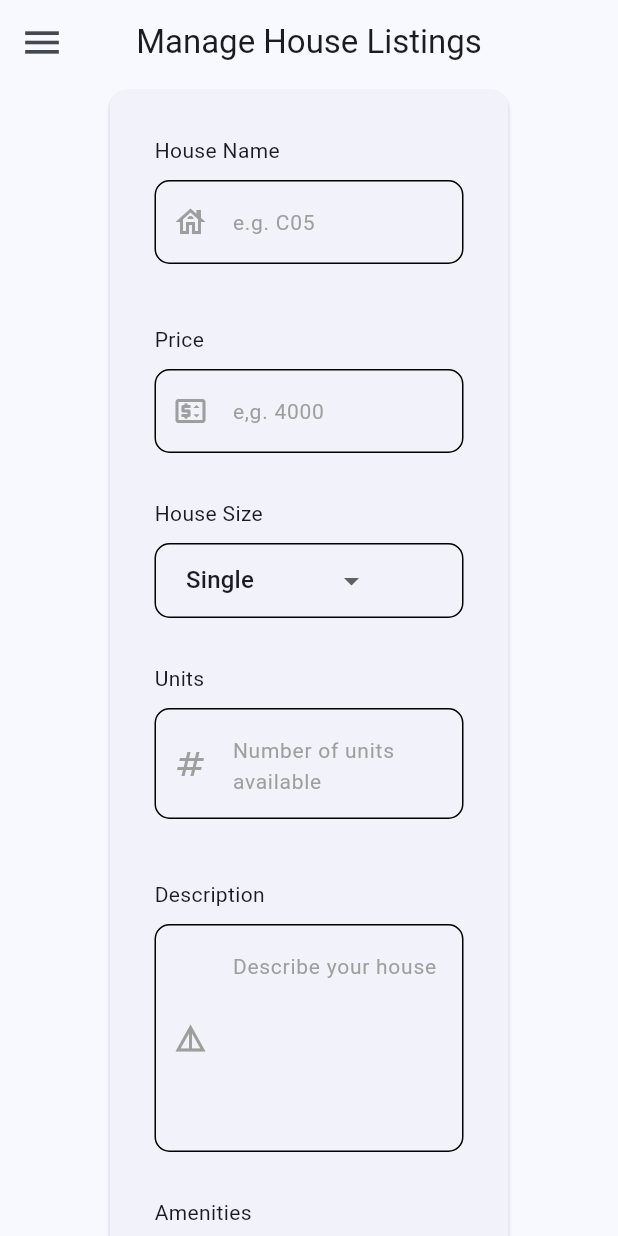
After one commit to Maxwell-016/Residential-Tracker-and-booking, a Flutter app: the AddHouse screen opened by its route, on a phone screen of 412 x 824 dp. The commit adds this screen. Run offline on Flutter 3.47's test engine with Material 3 defaults, Android fonts, the phone set to English and light mode, and no system bars; our stand-ins replace cloud_firestore, email_validator, firebase_auth, firebase_core, flutter_hooks, flutter_riverpod and 9 more; missing offline and left inert: dart:ffi; accounts and stored records are empty.

Commit message:
created add listing page

```diff
--- a/flutter_frontend/lib/View-Model/view_model.dart
+++ b/flutter_frontend/lib/View-Model/view_model.dart
@@ -7,6 +7,7 @@ import 'package:flutter_riverpod/flutter_riverpod.dart';
 
 
 final selectedNameProvider = StateProvider<String>((ref)=>'Student');
+final selectedHouseSize = StateProvider<String>((ref) => 'Single');
 
 
 final viewModel =
--- a/flutter_frontend/lib/View/Components/text_field.dart
+++ b/flutter_frontend/lib/View/Components/text_field.dart
@@ -10,6 +10,7 @@ class MyTextField extends StatefulWidget {
   final FormFieldValidator<String?> fieldValidator;
   final FocusNode focusNode;
   final double width;
+  final int? maxLines;
   const MyTextField(
       {super.key,
       required this.label,
@@ -19,6 +20,7 @@ class MyTextField extends StatefulWidget {
       required this.fieldValidator,
       required this.focusNode,
       required this.width,
+      this.maxLines,
       });
 
   @override
@@ -43,6 +45,7 @@ class _MyTextFieldState extends State<MyTextField> {
               focusNode: widget.focusNode,
               validator: widget.fieldValidator,
               controller: widget.controller,
+              maxLines: widget.maxLines,
               decoration: InputDecoration(
                 hintText: widget.placeHolder,
                 hintStyle: TextStyle(color: Colors.grey, fontSize: 14.0),
--- /dev/null
+++ b/flutter_frontend/lib/View/Screens/Landlord/add_house.dart
@@ -0,0 +1,182 @@
+import 'package:flutter/material.dart';
+import 'package:flutter_frontend/View-Model/utils/validator.dart';
+import 'package:flutter_frontend/View-Model/view_model.dart';
+import 'package:flutter_frontend/View/Components/side_nav.dart';
+import 'package:flutter_frontend/View/Components/text_field.dart';
+import 'package:flutter_hooks/flutter_hooks.dart';
+import 'package:hooks_riverpod/hooks_riverpod.dart';
+
+import '../../../View-Model/utils/app_colors.dart';
+
+class AddHouse extends HookConsumerWidget {
+  final double width;
+  const AddHouse({
+    super.key,
+    required this.width,
+  });
+
+  @override
+  Widget build(BuildContext context, WidgetRef ref) {
+    TextEditingController houseNameController = useTextEditingController();
+    FocusNode houseNameFocus = useFocusNode();
+    TextEditingController priceController = useTextEditingController();
+    FocusNode priceFocus = useFocusNode();
+    TextEditingController unitsController = useTextEditingController();
+    FocusNode unitsFocus = useFocusNode();
+    TextEditingController descController = useTextEditingController();
+    FocusNode descFocus = useFocusNode();
+    String selectedSize = ref.watch(selectedHouseSize);
+
+    final amenities = useState<Map<String, bool>>({
+      'Wi-Fi': false,
+      'Parking': false,
+      'Gym': false,
+      'Security': false,
+      'Water': false,
+      'Electricity': false,
+    });
+    bool isDark = Theme.of(context).brightness == Brightness.dark;
+    Color borderColor =
+    isDark ? AppColors.lightThemeBackground : AppColors.darkThemeBackground;
+    return SafeArea(
+      child: Scaffold(
+        appBar: AppBar(
+          iconTheme: IconThemeData(size: 30.0),
+          centerTitle: true,
+          title: Text("Manage House Listings"),
+          actions: [
+            // ThemeButton(changeThemeMode: changeTheme),
+            // ColorButton(changeColor: changeColor, colorSelected: colorSelected)
+          ],
+        ),
+        drawer: SideNav(),
+        body: SingleChildScrollView(
+          child: Center(
+              child: Card(
+            child: Padding(
+              padding: const EdgeInsets.all(20.0),
+              child: Column(
+                spacing: 20.0,
+                children: [
+                  MyTextField(
+                      label: 'House Name',
+                      placeHolder: 'e.g. C05',
+                      controller: houseNameController,
+                      icon: Icon(Icons.house_outlined),
+                      fieldValidator: Validators.fieldValidator,
+                      focusNode: houseNameFocus,
+                      width: width),
+                  //location selection
+                  MyTextField(
+                      label: 'Price',
+                      placeHolder: 'e,g. 4000',
+                      controller: priceController,
+                      icon: Icon(Icons.price_change_outlined),
+                      fieldValidator: Validators.fieldValidator,
+                      focusNode: priceFocus,
+                      width: width),
+                  Column(
+                    spacing: 10,
+                    crossAxisAlignment: CrossAxisAlignment.start,
+                    children: [
+                      Text('House Size'),
+                      Container(
+                        decoration: BoxDecoration(
+                          border: Border.all(
+                            color: borderColor,
+                            width: 1.0,
+                          ),
+                            borderRadius: BorderRadius.circular(10.0)),
+                        width: width,
+                        child: DropdownButton(
+                          padding: EdgeInsets.only(left: 20.0),
+                          underline: SizedBox(),
+                          menuWidth: width,
+                          items: [
+                            'Single',
+                            'Bedsitter',
+                            'One bedroom',
+                            '2 bedroom'
+                          ].map((entry) {
+                            return DropdownMenuItem(
+                              value: entry,
+                              child: Text(entry),
+                            );
+                          }).toList(),
+                          value: selectedSize,
+                          onChanged: (String? value) {
+                            ref.read(selectedHouseSize.notifier).state = value!;
+                          },
+                        ),
+                      ),
+                    ],
+                  ),
+                  MyTextField(
+                      label: 'Units',
+                      placeHolder: 'Number of units available',
+                      controller: unitsController,
+                      icon: Icon(Icons.numbers),
+                      fieldValidator: Validators.fieldValidator,
+                      focusNode: unitsFocus,
+                      width: width),
+                  MyTextField(
+                      label: 'Description',
+                      placeHolder: 'Describe your house',
+                      controller: descController,
+                      icon: Icon(Icons.details_outlined),
+                      fieldValidator: Validators.fieldValidator,
+                      focusNode: descFocus,
+                      maxLines: 5,
+                      width: width),
+
+                  Column(
+                    crossAxisAlignment: CrossAxisAlignment.start,
+                    spacing: 10,
+                    children: [
+                      Text('Amenities'),
+                      Container(
+                        width: width,
+                        decoration: BoxDecoration(
+                          border: Border.all(color:borderColor,width: 1),
+                          borderRadius: BorderRadius.circular(10.0)
+                        ),
+                        child: Padding(
+                          padding: const EdgeInsets.symmetric(vertical: 20.0),
+                          child: Center(
+                            child: Wrap(
+                              spacing: 40.0,
+                              runSpacing: 20.0,
+                              children: amenities.value.entries.map((entry) {
+                                return SizedBox(
+                                  width: width / 3,
+                                  child: CheckboxListTile(
+                                      hoverColor: Colors.transparent,
+                                      shape: RoundedRectangleBorder(
+                                        borderRadius: BorderRadius.circular(10.0),
+                                      ),
+                                      title: Text(entry.key),
+                                      value: entry.value,
+                                      onChanged: (value) {
+                                        amenities.value = {
+                                          ...amenities.value,
+                                          entry.key: value ?? false,
+                                        };
+                                      }),
+                                );
+                              }).toList(),
+                            ),
+                          ),
+                        ),
+                      ),
+                    ],
+                  ),
+                  //image picker
+                ],
+              ),
+            ),
+          )),
+        ),
+      ),
+    );
+  }
+}
--- a/flutter_frontend/lib/View/Screens/Landlord/manage_house_listings.dart
+++ b/flutter_frontend/lib/View/Screens/Landlord/manage_house_listings.dart
@@ -1,6 +1,7 @@
 import 'package:flutter/material.dart';
 import 'package:flutter_frontend/View-Model/utils/app_colors.dart';
 import 'package:flutter_frontend/View/Components/card_button.dart';
+import 'package:go_router/go_router.dart';
 
 import '../../Components/side_nav.dart';
 
@@ -28,13 +29,16 @@ class ManageHouseListings extends StatelessWidget {
             spacing: 40.0,
             runSpacing: 40.0,
             children: [
-              CardButton(
+              GestureDetector(
+                onTap: (){context.go('/manageListings/add-house');},
+                child: CardButton(
                   bgColor: AppColors.manage,
                   title: 'Add House',
                   icon: Icon(
                     color: Colors.black,
                     Icons.add_circle_outline_outlined,
                     size: 30.0,
+                  ),
                 ),
               ),
               CardButton(
--- a/flutter_frontend/pubspec.yaml
+++ b/flutter_frontend/pubspec.yaml
@@ -37,6 +37,9 @@ dependencies:
   firebase_core: ^3.8.1
   cloud_firestore: ^5.5.1
 
+  google_maps_flutter: ^2.11.0
+  google_maps_flutter_web: ^0.5.12
+
 
 dev_dependencies:
   flutter_test:
```
Also changed, not shown: flutter_frontend/lib/View-Model/navigation/routes.dart (+15 -14 lines), flutter_frontend/lib/View-Model/utils/validator.dart (+12 -6 lines), flutter_frontend/lib/View/Components/google_maps.dart (added, +54 -0 lines), flutter_frontend/lib/services/ImagePickerService.dart (added, +21 -0 lines), flutter_frontend/lib/services/location_services.dart (added), flutter_frontend/pubspec.lock, 1 other file. Lines whose indentation alone changed are shown as unchanged.
